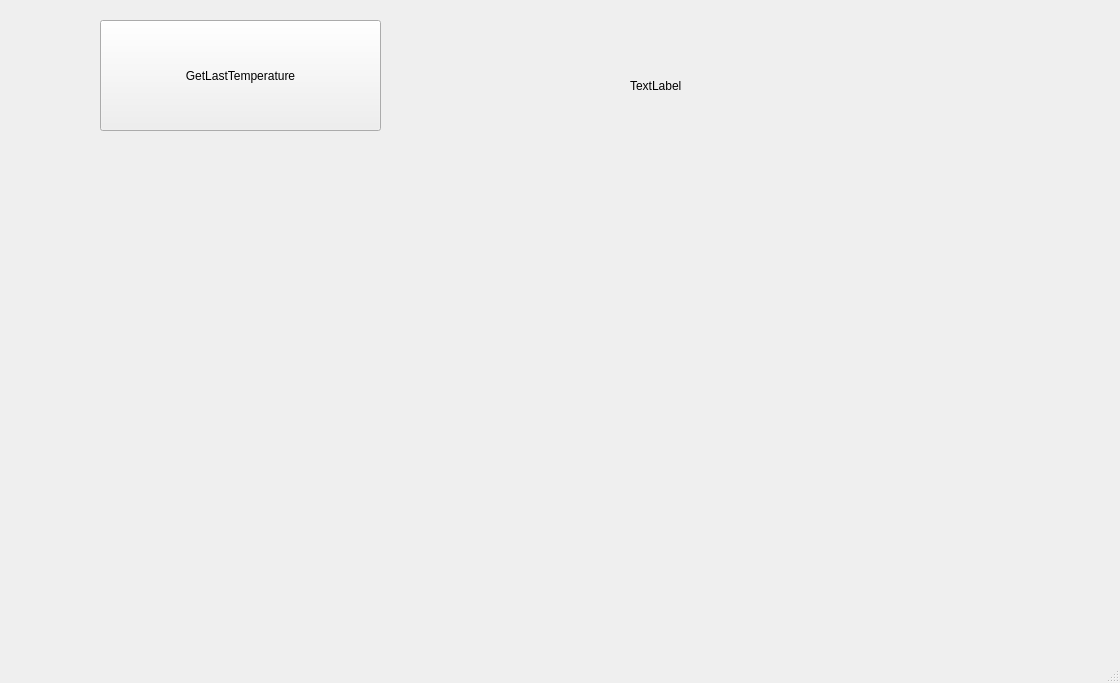
Above: python_app/app_gui.ui from krzysiubera/swaw-project before the change. Below: the same form after it.
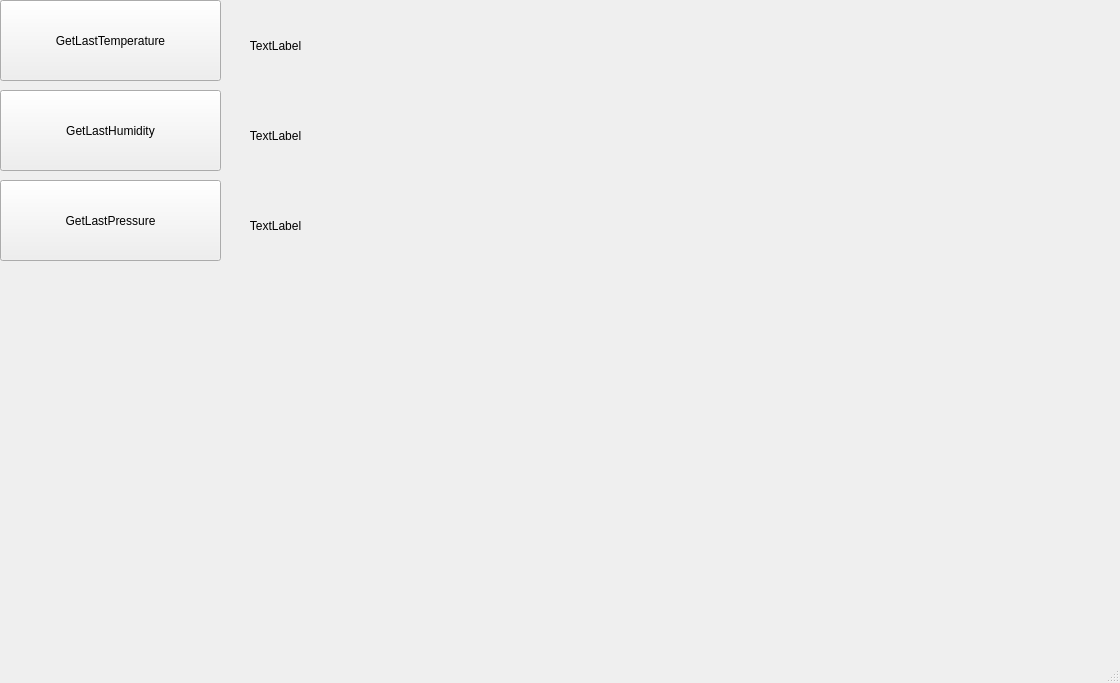
That is the form after the change.

Commit message: - add pressure and humidity buttons and labels - add docstrings functions and class of the project

What changed in the file:
```diff
--- a/python_app/app_gui.ui
+++ b/python_app/app_gui.ui
@@ -17,10 +17,10 @@
    <widget class="QPushButton" name="pushButton">
     <property name="geometry">
      <rect>
-      <x>100</x>
-      <y>20</y>
-      <width>281</width>
-      <height>111</height>
+      <x>0</x>
+      <y>0</y>
+      <width>221</width>
+      <height>81</height>
      </rect>
     </property>
     <property name="text">
@@ -30,14 +30,75 @@
    <widget class="QLabel" name="label">
     <property name="geometry">
      <rect>
-      <x>630</x>
-      <y>20</y>
-      <width>401</width>
-      <height>131</height>
+      <x>230</x>
+      <y>10</y>
+      <width>91</width>
+      <height>71</height>
      </rect>
     </property>
     <property name="text">
      <string>TextLabel</string>
+    </property>
+    <property name="alignment">
+     <set>Qt::AlignCenter</set>
+    </property>
+   </widget>
+   <widget class="QPushButton" name="humidity_button">
+    <property name="geometry">
+     <rect>
+      <x>0</x>
+      <y>90</y>
+      <width>221</width>
+      <height>81</height>
+     </rect>
+    </property>
+    <property name="text">
+     <string>GetLastHumidity</string>
+    </property>
+   </widget>
+   <widget class="QLabel" name="humidity_label">
+    <property name="geometry">
+     <rect>
+      <x>230</x>
+      <y>100</y>
+      <width>91</width>
+      <height>71</height>
+     </rect>
+    </property>
+    <property name="text">
+     <string>TextLabel</string>
+    </property>
+    <property name="alignment">
+     <set>Qt::AlignCenter</set>
+    </property>
+   </widget>
+   <widget class="QPushButton" name="pressure_button">
+    <property name="geometry">
+     <rect>
+      <x>0</x>
+      <y>180</y>
+      <width>221</width>
+      <height>81</height>
+     </rect>
+    </property>
+    <property name="text">
+     <string>GetLastPressure</string>
+    </property>
+   </widget>
+   <widget class="QLabel" name="pressure_label">
+    <property name="geometry">
+     <rect>
+      <x>230</x>
+      <y>190</y>
+      <width>91</width>
+      <height>71</height>
+     </rect>
+    </property>
+    <property name="text">
+     <string>TextLabel</string>
+    </property>
+    <property name="alignment">
+     <set>Qt::AlignCenter</set>
     </property>
    </widget>
   </widget>
```
Left out of the diff: 4 changed lines with no effect on the pictures. The commit also changes 3 other files.
